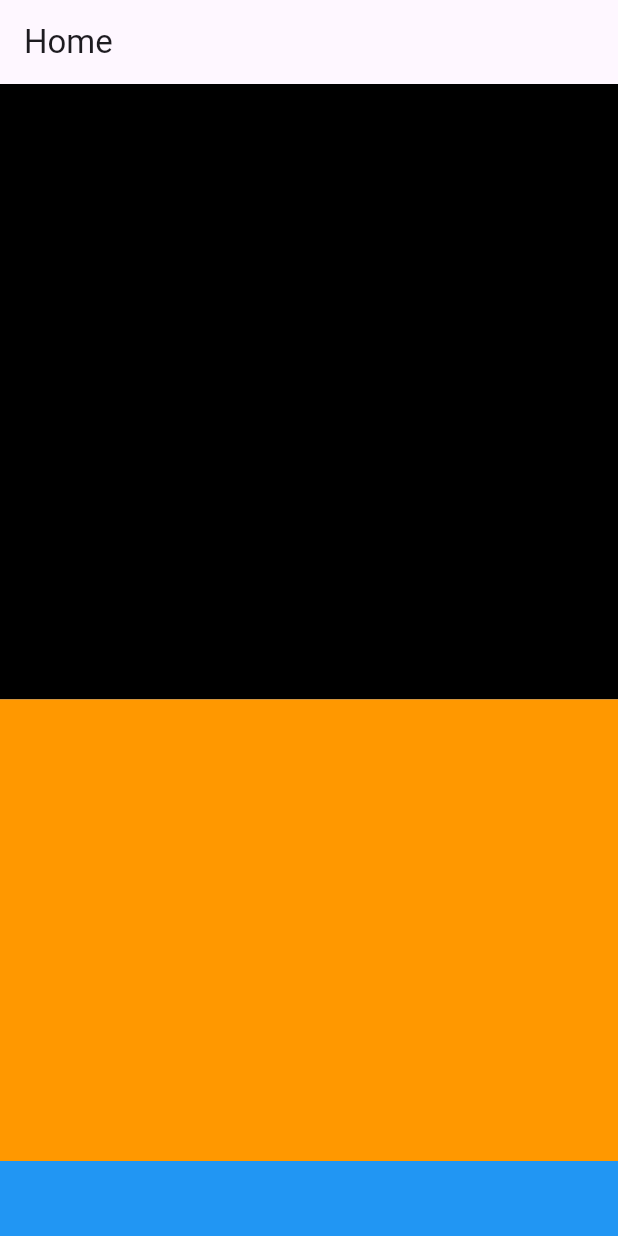
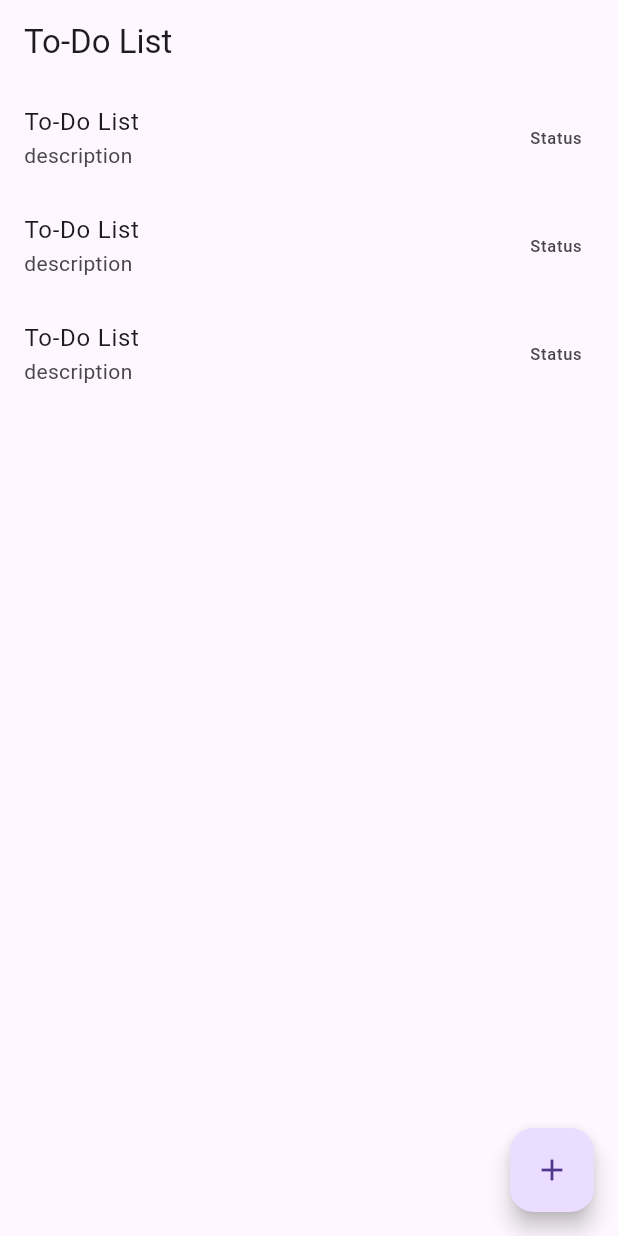
Before and after one commit to Rasheduzzaman-Rochi/Ostad_practice, a Flutter app: the screen it shows after launch, on a phone screen of 412 x 824 dp. Run offline on Flutter 3.47's test engine with Material 3 defaults, Android fonts, the phone set to English and light mode, and no system bars.

Commit message:
Todo App

```diff
--- /dev/null
+++ b/lib/Screens/add_new_todo.dart
@@ -0,0 +1,62 @@
+import 'package:flutter/material.dart';
+
+class AddNewTodo extends StatefulWidget {
+  const AddNewTodo({super.key});
+
+  @override
+  State<AddNewTodo> createState() => _AddNewTodoState();
+}
+
+class _AddNewTodoState extends State<AddNewTodo> {
+  final TextEditingController _titleEditingController = TextEditingController();
+  final TextEditingController _descriptionEditingController = TextEditingController();
+  final GlobalKey<FormState> _formState = GlobalKey<FormState>();
+
+  @override
+  Widget build(BuildContext context) {
+    return MaterialApp(
+      debugShowCheckedModeBanner: false,
+      home: Scaffold(
+        appBar: AppBar(
+          leading: IconButton(
+              onPressed: () {
+                Navigator.pop(context);
+              },
+              icon: Icon(Icons.arrow_back)),
+          title: Text('Add New Todo'),
+        ),
+          body: Form(
+            key: _formState,
+            onChanged: () {
+              setState(() {});
+            },
+            child: Column(
+              children: [
+                TextFormField(
+                  controller: _titleEditingController,
+                  decoration: const InputDecoration(
+                    labelText: 'Title',
+                    hintText: 'Enter a title for your todo',
+                  ),
+                ),
+                SizedBox(
+                  height: 8.0,
+                ),
+                TextFormField(
+                  controller: _descriptionEditingController,
+                  maxLines: 3,
+                  decoration: const InputDecoration(
+                      labelText: 'Description',
+                      hintText: 'Enter description for your todo'),
+                ),
+                SizedBox(
+                  height: 8.0,
+                ),
+                ElevatedButton(onPressed: () {}, child: Text("Add")),
+              ],
+            ),
+          )
+      ),
+    );
+  }
+}
--- /dev/null
+++ b/lib/Screens/todo_screen.dart
@@ -0,0 +1,34 @@
+import 'package:flutter/material.dart';
+import 'package:ostad_rafat/Screens/add_new_todo.dart';
+
+class todoScreen extends StatefulWidget {
+  const todoScreen({super.key});
+
+  @override
+  State<todoScreen> createState() => _todoScreenState();
+}
+
+class _todoScreenState extends State<todoScreen> {
+  @override
+  Widget build(BuildContext context) {
+    return Scaffold(
+      appBar: AppBar(title: const Text('To-Do List')),
+      body: ListView.builder(
+          itemCount: 3,
+          itemBuilder: (context, index) {
+            return const ListTile(
+              title: Text('To-Do List'),
+              subtitle: Text('description'),
+              trailing: Text('Status'),
+            );
+          }),
+      floatingActionButton: FloatingActionButton(
+        onPressed: () {
+          Navigator.push(
+              context, MaterialPageRoute(builder: (context) => const AddNewTodo()));
+        },
+        child: const Icon(Icons.add),
+      ),
+    );
+  }
+}
--- a/lib/main.dart
+++ b/lib/main.dart
@@ -1,6 +1,7 @@
-import "package:flutter/material.dart";
+import 'package:flutter/material.dart';
+import 'package:ostad_rafat/Screens/todo_screen.dart';
 
-void main() {
+void main(){
   runApp(const MyApp());
 }
 
@@ -9,48 +10,9 @@ class MyApp extends StatelessWidget {
 
   @override
   Widget build(BuildContext context) {
-    return MaterialApp(
+    return const MaterialApp(
       debugShowCheckedModeBanner: false,
-      home: Home(),
+      home:todoScreen(),
     );
   }
 }
-
-class Home extends StatelessWidget {
-  const Home({super.key});
-
-  @override
-  Widget build(BuildContext context) {
-    return Scaffold(
-      appBar: AppBar(title: const Text("Home")),
-      // body: AspectRatio(
-      //   aspectRatio: 14/10,
-      //   child: ColoredBox(color: Colors.orange),
-      // ),
-      body: Column(
-        children: [
-          Flexible(
-              fit: FlexFit.tight,
-              flex: 4,
-              child: SizedBox(
-                width: double.maxFinite,
-                height: 100,
-                child: ColoredBox(color: Colors.black),
-              )),
-          Expanded(
-              flex: 3,
-              child: SizedBox(
-                width: double.maxFinite,
-                height: 100,
-                child: ColoredBox(color: Colors.orange),
-              )),
-          SizedBox(
-            width: double.maxFinite,
-            height: 50,
-            child: ColoredBox(color: Colors.blue),
-          )
-        ],
-      ),
-    );
-  }
-}
--- a/pubspec.yaml
+++ b/pubspec.yaml
@@ -30,7 +30,6 @@ environment:
 dependencies:
   flutter:
     sdk: flutter
-
 
   # The following adds the Cupertino Icons font to your application.
   # Use with the CupertinoIcons class for iOS style icons.
```
